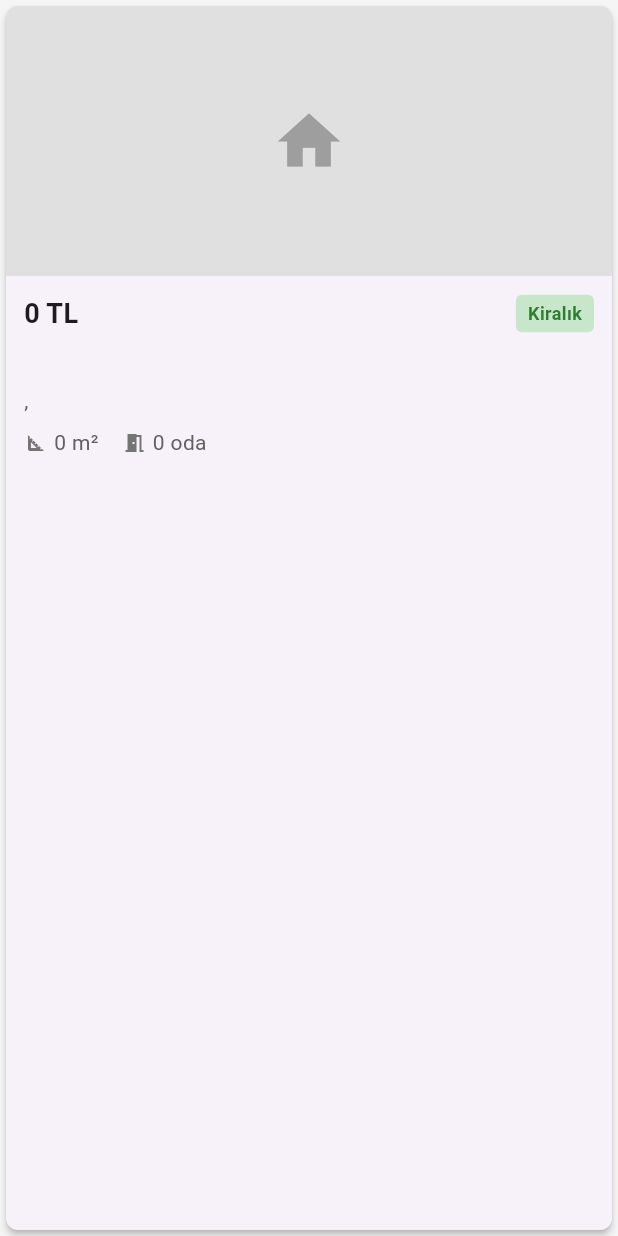
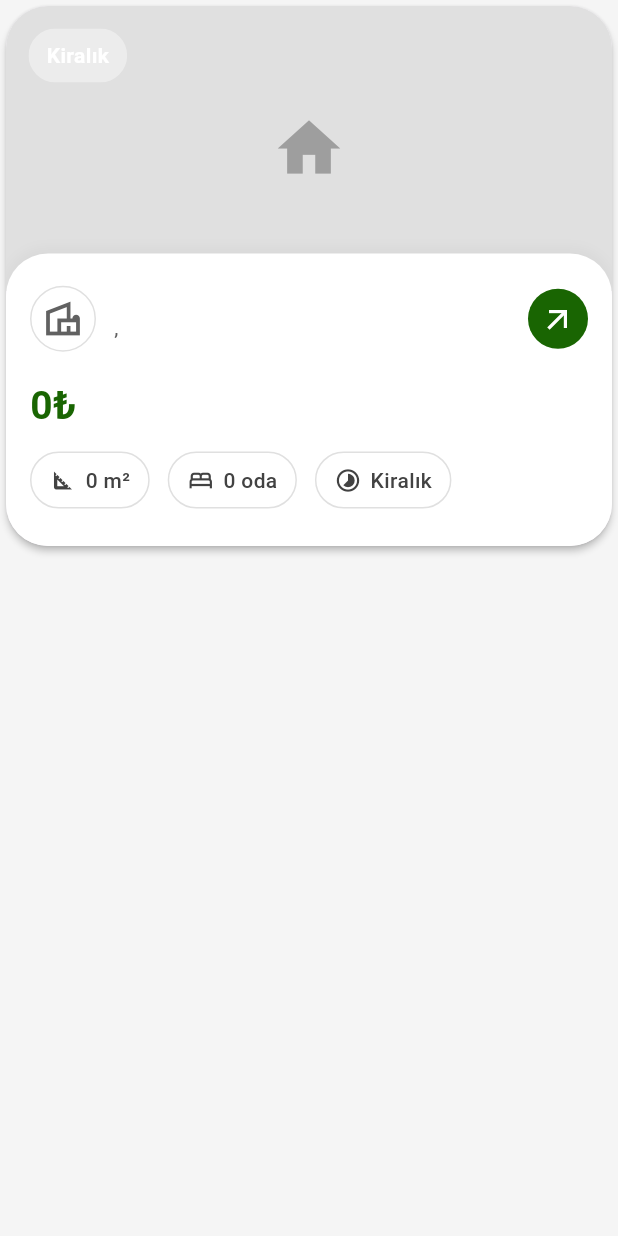
Before and after one commit to MCHTSEN/real_estate_app, a Flutter app: the ListingCard widget shown alone on an empty page, opened directly with empty values, on a phone screen of 412 x 824 dp. Run offline on Flutter 3.47's test engine with Material 3 defaults, Android fonts, the phone set to English and light mode, and no system bars; our stand-ins replace cached_network_image, cloud_firestore, firebase_auth, firebase_core, firebase_storage, flutter_riverpod and 2 more; accounts and stored records are empty; generated files the repository leaves out were written again.

Commit message:
feat: listing card enhanced

```diff
--- /dev/null
+++ b/lib/core/extensions/string_extensions.dart
@@ -0,0 +1,12 @@
+import 'package:intl/intl.dart';
+
+extension StringExtensions on String {
+  String get formattedPrice {
+    return '${_formatPrice(int.parse(this))}₺';
+  }
+}
+
+String _formatPrice(int price) {
+  final formatter = NumberFormat('#,###', 'tr_TR');
+  return formatter.format(price);
+}
--- /dev/null
+++ b/lib/core/theme/custom_colors.dart
@@ -0,0 +1,7 @@
+import 'package:flutter/material.dart';
+
+class CustomColors {
+  static const Color primary = Color.fromARGB(255, 25, 101, 2);
+  static const Color secondary = Color(0xFF000000);
+  static const Color accent = Color(0xFF000000);
+}
--- a/lib/features/home/presentation/widgets/listing_card.dart
+++ b/lib/features/home/presentation/widgets/listing_card.dart
@@ -1,13 +1,18 @@
 import 'package:flutter/material.dart';
 import 'package:cached_network_image/cached_network_image.dart';
+import 'package:real_estate_app/core/extensions/string_extensions.dart';
+import 'package:real_estate_app/core/theme/custom_colors.dart';
 import 'package:real_estate_app/features/home/domain/models/listing_model.dart';
+import 'package:intl/intl.dart';
 
 class ListingCard extends StatelessWidget {
   final ListingModel listing;
+  final VoidCallback? onTap;
 
   const ListingCard({
     super.key,
     required this.listing,
+    this.onTap,
   });
 
   @override
@@ -16,14 +21,29 @@ class ListingCard extends StatelessWidget {
       elevation: 2,
       clipBehavior: Clip.antiAlias,
       shape: RoundedRectangleBorder(
-        borderRadius: BorderRadius.circular(8),
+        borderRadius: BorderRadius.circular(28),
       ),
-      child: Column(
-        crossAxisAlignment: CrossAxisAlignment.start,
+      child: SizedBox(
+        height: 360,
+        child: Stack(
           children: [
-          // Image section
-          SizedBox(
-            height: 180,
+            _buildImageSection(),
+            _buildInfoSection(context),
+            _buildTypeLabel(),
+          ],
+        ),
+      ),
+    );
+  }
+
+  String _formatPrice(int price) {
+    final formatter = NumberFormat('#,###', 'tr_TR');
+    return formatter.format(price);
+  }
+
+  Widget _buildImageSection() {
+    return SizedBox(
+      height: 190,
       width: double.infinity,
       child: listing.imageUrls.isNotEmpty
           ? CachedNetworkImage(
@@ -48,50 +68,75 @@ class ListingCard extends StatelessWidget {
                 color: Colors.grey,
               ),
             ),
+    );
+  }
+
+  Widget _buildInfoSection(BuildContext context) {
+    return Positioned(
+      top: 165,
+      left: 0,
+      right: 0,
+      bottom: 0,
+      child: Container(
+        padding: const EdgeInsets.all(16),
+        decoration: BoxDecoration(
+          color: Colors.white,
+          borderRadius: const BorderRadius.only(
+            topLeft: Radius.circular(28),
+            topRight: Radius.circular(28),
           ),
-          // Info section
-          Padding(
-            padding: const EdgeInsets.all(12),
-            child: Column(
-              crossAxisAlignment: CrossAxisAlignment.start,
-              children: [
-                Row(
-                  mainAxisAlignment: MainAxisAlignment.spaceBetween,
-                  children: [
-                    // Price
-                    Text(
-                      '${listing.price.toString()} TL',
-                      style: const TextStyle(
-                        fontWeight: FontWeight.bold,
-                        fontSize: 18,
-                      ),
-                    ),
-                    // Type label
-                    Container(
-                      padding: const EdgeInsets.symmetric(
-                        horizontal: 8,
-                        vertical: 4,
-                      ),
-                      decoration: BoxDecoration(
-                        borderRadius: BorderRadius.circular(4),
-                        color: listing.type == 'sell'
-                            ? Colors.blue[100]
-                            : Colors.green[100],
-                      ),
-                      child: Text(
-                        listing.type == 'sell' ? 'Satılık' : 'Kiralık',
-                        style: TextStyle(
-                          color: listing.type == 'sell'
-                              ? Colors.blue[800]
-                              : Colors.green[800],
-                          fontWeight: FontWeight.bold,
-                          fontSize: 12,
-                        ),
-                      ),
+          boxShadow: [
+            BoxShadow(
+              color: Colors.grey.withOpacity(0.1),
+              spreadRadius: 1,
+              blurRadius: 5,
+              offset: const Offset(0, -3),
             ),
           ],
         ),
-                const SizedBox(height: 8),
+        child: Column(
+          crossAxisAlignment: CrossAxisAlignment.start,
+          spacing: 12,
+          children: [
+            _buildTitleAndLocationRow(),
+            _buildPriceAndActionRow(),
+            _buildDetailRow(),
+          ],
+        ),
+      ),
+    );
+  }
+
+  Widget _buildPriceAndActionRow() {
+    return Text(
+      listing.price.toString().formattedPrice,
+      style: const TextStyle(
+        fontWeight: FontWeight.bold,
+        fontSize: 26,
+        color: CustomColors.primary,
+      ),
+    );
+  }
+
+  Widget _buildTitleAndLocationRow() {
+    return Row(
+      children: [
+        Container(
+          padding: const EdgeInsets.all(6),
+          decoration: BoxDecoration(
+            border: Border.all(color: Colors.grey.shade300),
+            borderRadius: BorderRadius.circular(40),
+          ),
+          child: Icon(
+            Icons.villa_outlined,
+            size: 30,
+            color: Colors.grey[700],
+          ),
+        ),
+        const SizedBox(width: 12),
+        Column(
+          crossAxisAlignment: CrossAxisAlignment.start,
+          children: [
             Text(
               listing.title,
               style: const TextStyle(
@@ -101,7 +146,6 @@ class ListingCard extends StatelessWidget {
               maxLines: 1,
               overflow: TextOverflow.ellipsis,
             ),
-                const SizedBox(height: 4),
             Text(
               '${listing.location}, ${listing.neighborhood}',
               style: TextStyle(
@@ -111,42 +155,99 @@ class ListingCard extends StatelessWidget {
               maxLines: 1,
               overflow: TextOverflow.ellipsis,
             ),
-                const SizedBox(height: 8),
-                // Property features
-                Row(
-                  children: [
-                    Icon(
-                      Icons.square_foot,
-                      size: 16,
-                      color: Colors.grey[600],
+            const SizedBox(height: 12),
+          ],
         ),
-                    const SizedBox(width: 4),
-                    Text(
-                      '${listing.squareMeters} m²',
-                      style: TextStyle(
-                        color: Colors.grey[700],
+        const Spacer(),
+        Container(
+          decoration: const BoxDecoration(
+            color: CustomColors.primary,
+            shape: BoxShape.circle,
           ),
+          child: const Padding(
+            padding: EdgeInsets.all(8.0),
+            child: Icon(
+              Icons.arrow_outward_sharp,
+              color: Colors.white,
             ),
-                    const SizedBox(width: 16),
-                    Icon(
-                      Icons.meeting_room,
-                      size: 16,
-                      color: Colors.grey[600],
-                    ),
-                    const SizedBox(width: 4),
-                    Text(
-                      '${listing.roomCount} oda',
-                      style: TextStyle(
-                        color: Colors.grey[700],
           ),
         ),
       ],
+    );
+  }
+
+  Widget _buildDetailRow() {
+    return Row(
+      spacing: 12,
+      mainAxisAlignment: MainAxisAlignment.start,
+      children: [
+        _buildDetailItem(
+          icon: Icons.square_foot,
+          text: '${listing.squareMeters} m²',
+        ),
+        _buildDetailItem(
+          icon: Icons.bed_outlined,
+          text: '${listing.roomCount} oda',
+        ),
+        _buildDetailItem(
+          icon: listing.type == 'sell' ? Icons.sell_outlined : Icons.timelapse,
+          text: listing.type == 'sell' ? 'Satılık' : 'Kiralık',
         ),
       ],
+    );
+  }
+
+  Widget _buildDetailItem({required IconData icon, required String text}) {
+    return Container(
+      padding: const EdgeInsets.symmetric(horizontal: 12, vertical: 8),
+      decoration: BoxDecoration(
+        border: Border.all(color: Colors.grey.shade300),
+        borderRadius: BorderRadius.circular(24),
+      ),
+      child: Row(
+        children: [
+          Icon(
+            icon,
+            size: 18,
+            color: Colors.grey[800],
+          ),
+          const SizedBox(width: 6),
+          Text(
+            text,
+            style: TextStyle(
+              fontWeight: FontWeight.w500,
+              color: Colors.grey[800],
             ),
           ),
         ],
       ),
     );
   }
+
+  Widget _buildTypeLabel() {
+    return Positioned(
+      left: 15,
+      top: 15,
+      child: ClipRRect(
+        borderRadius: BorderRadius.circular(24),
+        child: Container(
+          padding: const EdgeInsets.symmetric(
+            horizontal: 12,
+            vertical: 8,
+          ),
+          decoration: BoxDecoration(
+            color: Colors.white.withOpacity(0.4),
+          ),
+          child: Text(
+            listing.type == 'sell' ? 'Satılık' : 'Kiralık',
+            style: const TextStyle(
+              fontSize: 14,
+              fontWeight: FontWeight.bold,
+              color: Colors.white,
+            ),
+          ),
+        ),
+      ),
+    );
   }
+}
--- a/pubspec.yaml
+++ b/pubspec.yaml
@@ -22,6 +22,7 @@ dependencies:
   go_router: ^13.0.1
   # Image Caching
   cached_network_image: ^3.3.1
+  intl: ^0.20.2
 
 dev_dependencies:
   flutter_test:
```
Also changed, not shown: pubspec.lock, 1 other file. Lines whose indentation alone changed are shown as unchanged.
